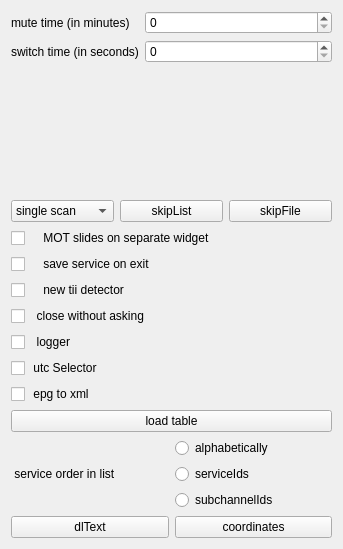
First picture: the form in forms/config-helper.ui, repository JvanKatwijk/qt-dab, before the edit.
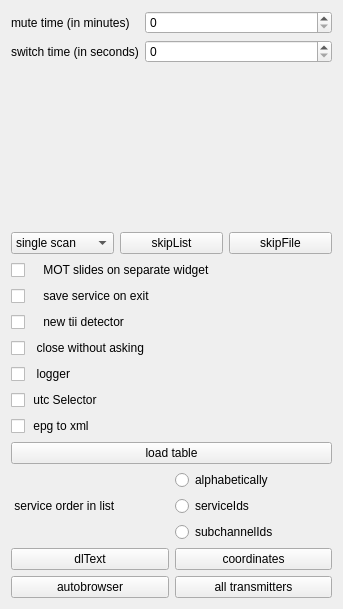
Second picture: the form after the edit. Custom widgets are drawn as their Qt base class.

Patch:
```diff
--- a/forms/config-helper.ui
+++ b/forms/config-helper.ui
@@ -7,7 +7,7 @@
     <x>0</x>
     <y>0</y>
     <width>343</width>
-    <height>549</height>
+    <height>609</height>
    </rect>
   </property>
   <property name="windowTitle">
@@ -238,6 +238,24 @@
      </item>
     </layout>
    </item>
+   <item>
+    <layout class="QHBoxLayout" name="horizontalLayout_2">
+     <item>
+      <widget class="QPushButton" name="autoBrowser">
+       <property name="text">
+        <string>autobrowser</string>
+       </property>
+      </widget>
+     </item>
+     <item>
+      <widget class="QPushButton" name="transmitterTags">
+       <property name="text">
+        <string>all transmitters</string>
+       </property>
+      </widget>
+     </item>
+    </layout>
+   </item>
   </layout>
  </widget>
  <customwidgets>
```
